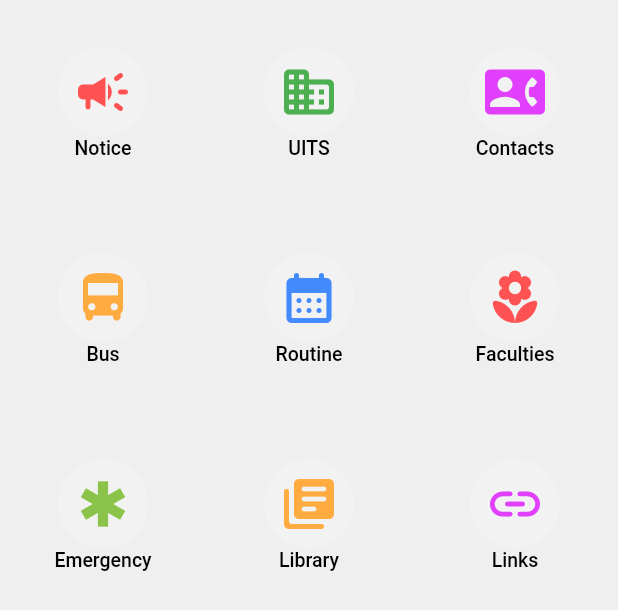
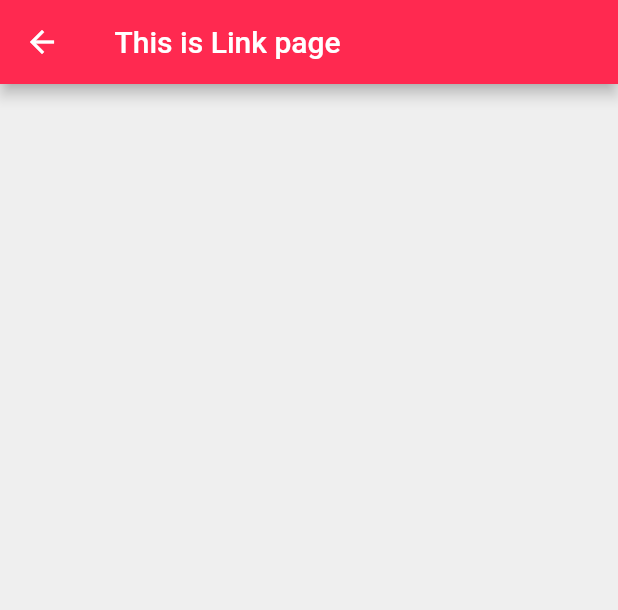
Before and after one commit to sagordev/learning-space, a Flutter app: the InfoBooth widget shown alone on an empty page, opened directly, after a tap on "Links", on a phone screen of 412 x 824 dp. Shown: the top 610 px of the screen. Run offline on Flutter 3.47's test engine with Material 2 defaults, Android fonts, the phone set to English and light mode, and no system bars.

Commit message:
this is my emergency, notice,links commit.

```diff
--- /dev/null
+++ b/lib/views/app/dashboard/tabs/infoBooth/details/links.dart
@@ -0,0 +1,23 @@
+import 'package:flutter/material.dart';
+
+class Links extends StatefulWidget {
+  const Links({super.key, required this.title});
+  final String title;
+  @override
+  State<StatefulWidget> createState() => _Links();
+}
+
+class _Links extends State<Links>{
+  @override
+  Widget build(BuildContext context) {
+    return Scaffold(
+        appBar: AppBar(
+          title: Text(widget.title),
+        ),
+        body: Container(
+            padding: EdgeInsets.all(10),
+            child: Text('')
+        )
+    );
+  }
+}
--- a/lib/views/app/dashboard/tabs/infoBooth/info_booth.dart
+++ b/lib/views/app/dashboard/tabs/infoBooth/info_booth.dart
@@ -1,5 +1,8 @@
 import 'package:flutter/material.dart';
 import 'package:learning_space/views/app/dashboard/tabs/infoBooth/details/uits.dart';
+import 'details/emergency.dart';
+import 'details/notice.dart';
+import 'details/links.dart';
 
 class InfoBooth extends StatelessWidget{
   const InfoBooth({super.key});
@@ -15,7 +18,9 @@ class InfoBooth extends StatelessWidget{
           icon: Icons.campaign_rounded,
           text: "Notice",
           color: Colors.redAccent,
-          onPressed: (){}
+          onPressed: (){
+            Navigator.of(context).push(MaterialPageRoute(builder: (context)=> const Notice(title: " This is notice page")));
+          }
         ),
         getIconButton(
           icon: Icons.domain_rounded,
@@ -53,7 +58,9 @@ class InfoBooth extends StatelessWidget{
           icon: Icons.emergency,
           text: "Emergency",
           color: Colors.lightGreen,
-          onPressed: (){}
+          onPressed: (){
+            Navigator.of(context).push(MaterialPageRoute(builder: (context) => const Emergency(title: "This is Emergency")));
+          }
         ),
         getIconButton(
             icon: Icons.library_books_rounded,
@@ -65,7 +72,9 @@ class InfoBooth extends StatelessWidget{
             icon: Icons.insert_link_rounded,
             text: "Links",
             color: Colors.purpleAccent,
-            onPressed: (){}
+            onPressed: (){
+              Navigator.of(context).push(MaterialPageRoute(builder: (context)=> const Links(title: " This is Link page")));
+            }
         )
       ],
     );
```
Also changed, not shown: lib/views/app/dashboard/tabs/infoBooth/details/emergency.dart (added, +22 -0 lines), lib/views/app/dashboard/tabs/infoBooth/details/notice.dart (added, +23 -0 lines).
